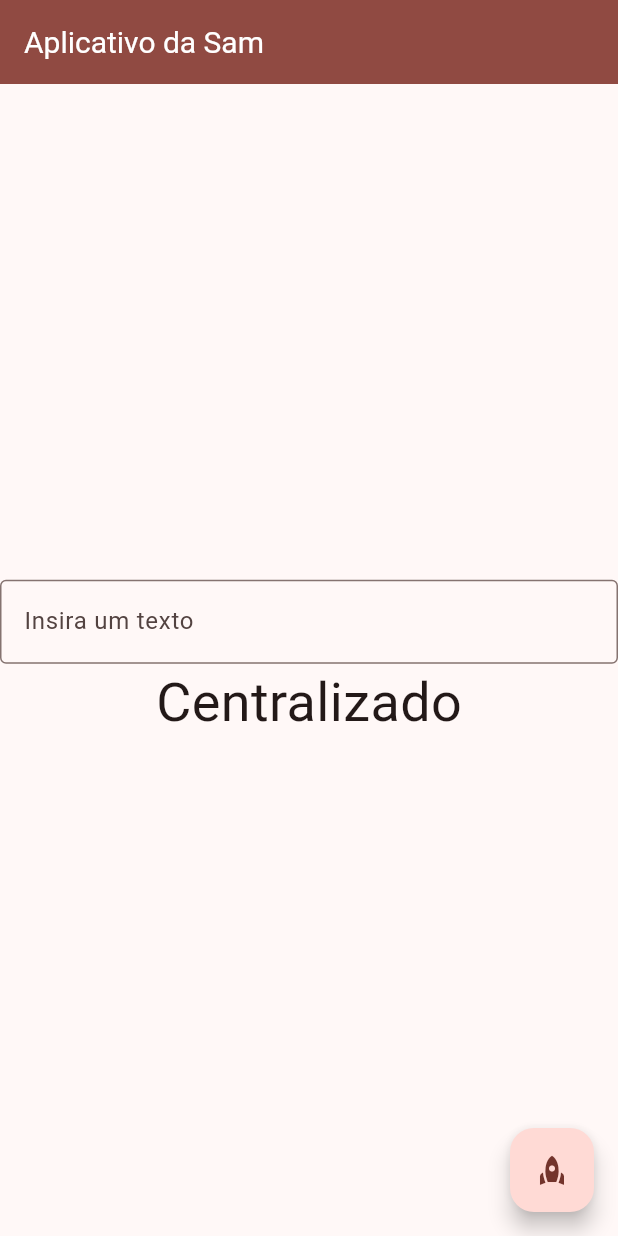
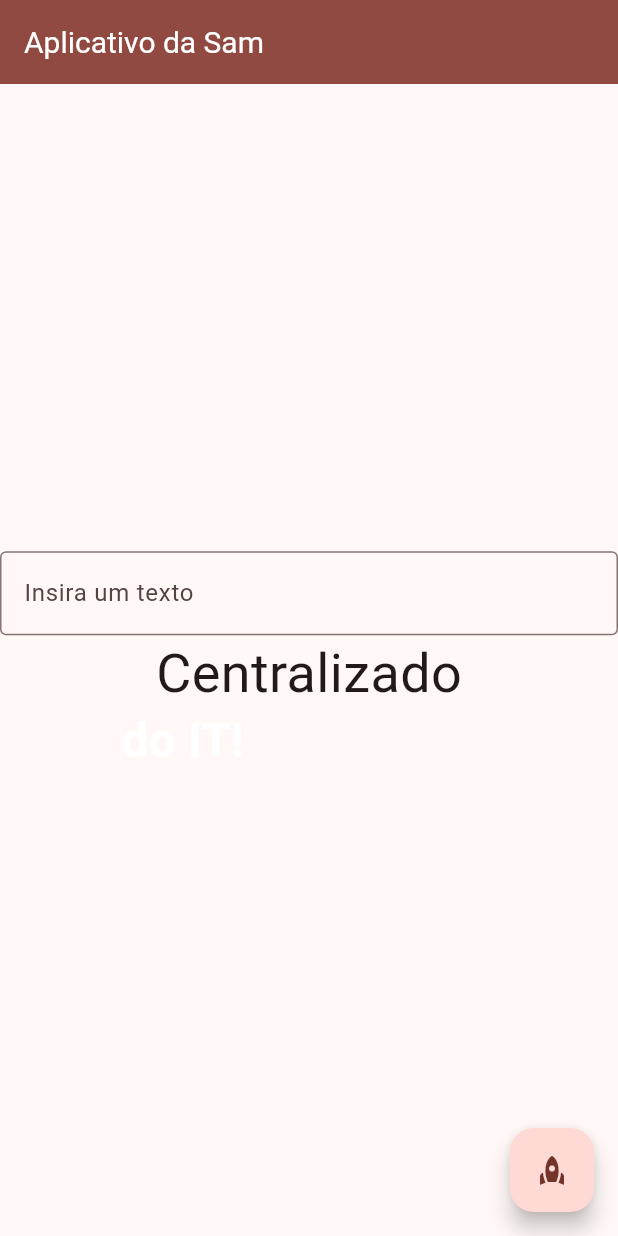
Before and after one commit to S4myr/pcapp, a Flutter app: the screen it shows after launch, on a phone screen of 412 x 824 dp. Run offline on Flutter 3.47's test engine with Material 3 defaults, Android fonts, the phone set to English and light mode, and no system bars; drawn by our look-alikes of animated_text_kit.

Commit message:
inicio do projeto

```diff
--- a/lib/textinho.dart
+++ b/lib/textinho.dart
@@ -1,3 +1,4 @@
+import 'package:animated_text_kit/animated_text_kit.dart';
 import 'package:flutter/material.dart';
 
 class textinho extends StatefulWidget {
@@ -46,7 +47,26 @@ class _textinhoState extends State<textinho> {
           Text(
             texto,
             style: TextStyle(fontSize: 36),
-          )
+          ),
+          SizedBox(
+            width: 250.0,
+            child: DefaultTextStyle(
+              style: const TextStyle(
+                fontSize: 32.0,
+                fontWeight: FontWeight.bold,
+              ),
+              child: AnimatedTextKit(
+                animatedTexts: [
+                  FadeAnimatedText('do IT!'),
+                  FadeAnimatedText('do it RIGHT!!'),
+                  FadeAnimatedText('do it RIGHT NOW!!!'),
+                ],
+                onTap: () {
+                  print("Tap Event");
+                },
+              ),
+            ),
+          ),
         ],
       ),
     );
--- a/pubspec.yaml
+++ b/pubspec.yaml
@@ -35,7 +35,7 @@ dependencies:
   # The following adds the Cupertino Icons font to your application.
   # Use with the CupertinoIcons class for iOS style icons.
   cupertino_icons: ^1.0.6
-animated_text_kit: ^4.2.2
+  animated_text_kit: ^4.2.2
 
 
 dev_dependencies:
```
Also changed, not shown: pubspec.lock.
